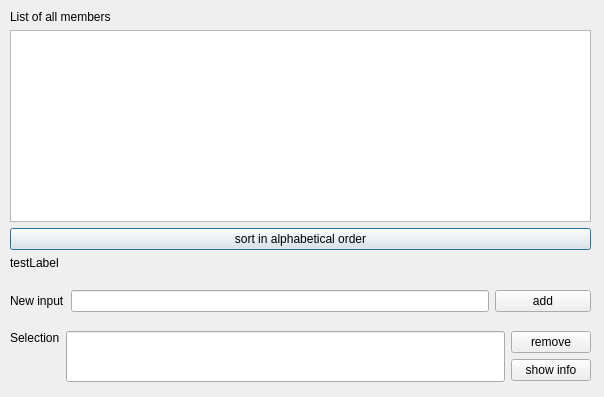
Before: the Qt Designer form studentseditor.ui in Netsrik80/Activity-Manager, drawn with Qt 5.
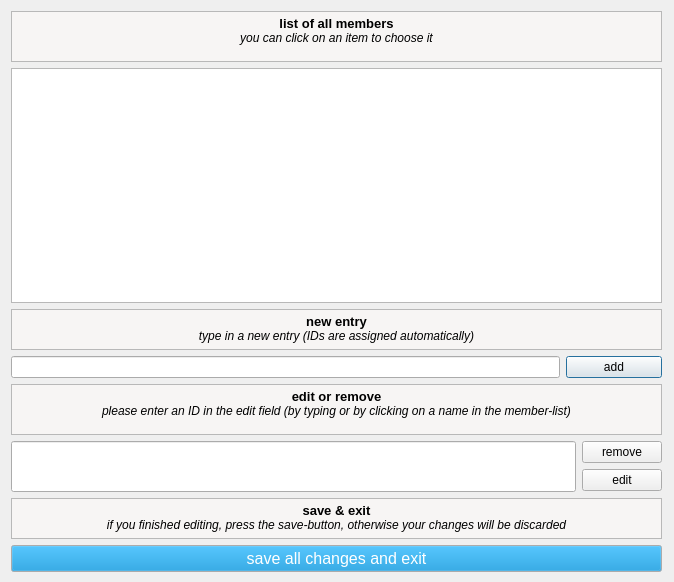
After: the same form once the commit is applied.

Diff of the .ui file:
```diff
--- a/studentseditor.ui
+++ b/studentseditor.ui
@@ -6,29 +6,83 @@
    <rect>
     <x>0</x>
     <y>0</y>
-    <width>604</width>
-    <height>397</height>
+    <width>674</width>
+    <height>582</height>
    </rect>
   </property>
   <property name="windowTitle">
    <string>Add or remove students or show informations about them</string>
   </property>
-  <widget class="QWidget" name="layoutWidget">
+  <property name="autoFillBackground">
+   <bool>false</bool>
+  </property>
+  <widget class="QWidget" name="">
    <property name="geometry">
     <rect>
-     <x>10</x>
-     <y>10</y>
-     <width>581</width>
-     <height>372</height>
+     <x>11</x>
+     <y>11</y>
+     <width>651</width>
+     <height>561</height>
     </rect>
    </property>
-   <layout class="QVBoxLayout" name="verticalLayout_3">
+   <layout class="QVBoxLayout" name="verticalLayout_4">
     <item>
-     <layout class="QVBoxLayout" name="verticalLayout_4">
+     <layout class="QVBoxLayout" name="verticalLayout_2">
       <item>
-       <widget class="QLabel" name="label_allStudents">
-        <property name="text">
-         <string>List of all members</string>
+       <widget class="QTextBrowser" name="textBrowser_2">
+        <property name="maximumSize">
+         <size>
+          <width>16777215</width>
+          <height>51</height>
+         </size>
+        </property>
+        <property name="palette">
+         <palette>
+          <active>
+           <colorrole role="Base">
+            <brush brushstyle="SolidPattern">
+             <color alpha="255">
+              <red>247</red>
+              <green>245</green>
+              <blue>244</blue>
+             </color>
+            </brush>
+           </colorrole>
+          </active>
+          <inactive>
+           <colorrole role="Base">
+            <brush brushstyle="SolidPattern">
+             <color alpha="255">
+              <red>247</red>
+              <green>245</green>
+              <blue>244</blue>
+             </color>
+            </brush>
+           </colorrole>
+          </inactive>
+          <disabled>
+           <colorrole role="Base">
+            <brush brushstyle="SolidPattern">
+             <color alpha="255">
+              <red>239</red>
+              <green>235</green>
+              <blue>231</blue>
+             </color>
+            </brush>
+           </colorrole>
+          </disabled>
+         </palette>
+        </property>
+        <property name="autoFillBackground">
+         <bool>false</bool>
+        </property>
+        <property name="html">
+         <string>&lt;!DOCTYPE HTML PUBLIC &quot;-//W3C//DTD HTML 4.0//EN&quot; &quot;http://www.w3.org/TR/REC-html40/strict.dtd&quot;&gt;
+&lt;html&gt;&lt;head&gt;&lt;meta name=&quot;qrichtext&quot; content=&quot;1&quot; /&gt;&lt;style type=&quot;text/css&quot;&gt;
+p, li { white-space: pre-wrap; }
+&lt;/style&gt;&lt;/head&gt;&lt;body style=&quot; font-family:'Sans Serif'; font-size:9pt; font-weight:400; font-style:normal;&quot;&gt;
+&lt;p align=&quot;center&quot; style=&quot; margin-top:0px; margin-bottom:0px; margin-left:0px; margin-right:0px; -qt-block-indent:0; text-indent:0px;&quot;&gt;&lt;span style=&quot; font-size:10pt; font-weight:600;&quot;&gt;list of all members&lt;/span&gt;&lt;/p&gt;
+&lt;p align=&quot;center&quot; style=&quot; margin-top:0px; margin-bottom:0px; margin-left:0px; margin-right:0px; -qt-block-indent:0; text-indent:0px;&quot;&gt;&lt;span style=&quot; font-style:italic;&quot;&gt;you can click on an item to choose it&lt;/span&gt;&lt;/p&gt;&lt;/body&gt;&lt;/html&gt;</string>
         </property>
        </widget>
       </item>
@@ -37,115 +91,160 @@
         <property name="cursor" stdset="0">
          <cursorShape>PointingHandCursor</cursorShape>
         </property>
-       </widget>
-      </item>
-      <item>
-       <widget class="QPushButton" name="pushButton_sort">
-        <property name="cursor">
-         <cursorShape>ForbiddenCursor</cursorShape>
-        </property>
-        <property name="text">
-         <string>sort in alphabetical order</string>
+        <property name="accessibleName">
+         <string/>
         </property>
        </widget>
       </item>
      </layout>
     </item>
     <item>
-     <widget class="QLabel" name="testLabel">
-      <property name="text">
-       <string>testLabel</string>
-      </property>
-     </widget>
-    </item>
-    <item>
-     <spacer name="verticalSpacer_2">
-      <property name="orientation">
-       <enum>Qt::Vertical</enum>
-      </property>
-      <property name="sizeHint" stdset="0">
-       <size>
-        <width>20</width>
-        <height>13</height>
-       </size>
-      </property>
-     </spacer>
-    </item>
-    <item>
-     <layout class="QHBoxLayout" name="horizontalLayout_3">
+     <layout class="QVBoxLayout" name="verticalLayout_3">
       <item>
-       <widget class="QLabel" name="label_newStudent">
-        <property name="text">
-         <string>New input</string>
-        </property>
-       </widget>
-      </item>
-      <item>
-       <widget class="QLineEdit" name="lineEdit_newInput"/>
-      </item>
-      <item>
-       <widget class="QPushButton" name="button_add">
-        <property name="minimumSize">
+       <widget class="QTextBrowser" name="textBrowser_3">
+        <property name="maximumSize">
          <size>
-          <width>96</width>
-          <height>0</height>
+          <width>16777215</width>
+          <height>41</height>
          </size>
         </property>
-        <property name="text">
-         <string>add</string>
+        <property name="palette">
+         <palette>
+          <active>
+           <colorrole role="Base">
+            <brush brushstyle="SolidPattern">
+             <color alpha="255">
+              <red>247</red>
+              <green>245</green>
+              <blue>244</blue>
+             </color>
+            </brush>
+           </colorrole>
+          </active>
+          <inactive>
+           <colorrole role="Base">
+            <brush brushstyle="SolidPattern">
+             <color alpha="255">
+              <red>247</red>
+              <green>245</green>
+              <blue>244</blue>
+             </color>
+            </brush>
+           </colorrole>
+          </inactive>
+          <disabled>
+           <colorrole role="Base">
+            <brush brushstyle="SolidPattern">
+             <color alpha="255">
+              <red>239</red>
+              <green>235</green>
+              <blue>231</blue>
+             </color>
+            </brush>
+           </colorrole>
+          </disabled>
+         </palette>
+        </property>
+        <property name="autoFillBackground">
+         <bool>false</bool>
+        </property>
+        <property name="html">
+         <string>&lt;!DOCTYPE HTML PUBLIC &quot;-//W3C//DTD HTML 4.0//EN&quot; &quot;http://www.w3.org/TR/REC-html40/strict.dtd&quot;&gt;
+&lt;html&gt;&lt;head&gt;&lt;meta name=&quot;qrichtext&quot; content=&quot;1&quot; /&gt;&lt;style type=&quot;text/css&quot;&gt;
+p, li { white-space: pre-wrap; }
+&lt;/style&gt;&lt;/head&gt;&lt;body style=&quot; font-family:'Sans Serif'; font-size:9pt; font-weight:400; font-style:normal;&quot;&gt;
+&lt;p align=&quot;center&quot; style=&quot; margin-top:0px; margin-bottom:0px; margin-left:0px; margin-right:0px; -qt-block-indent:0; text-indent:0px;&quot;&gt;&lt;span style=&quot; font-size:10pt; font-weight:600;&quot;&gt;new entry&lt;/span&gt;&lt;/p&gt;
+&lt;p align=&quot;center&quot; style=&quot; margin-top:0px; margin-bottom:0px; margin-left:0px; margin-right:0px; -qt-block-indent:0; text-indent:0px;&quot;&gt;&lt;span style=&quot; font-style:italic;&quot;&gt;type in a new entry (IDs are assigned automatically)&lt;/span&gt;&lt;/p&gt;&lt;/body&gt;&lt;/html&gt;</string>
         </property>
        </widget>
       </item>
-     </layout>
-    </item>
-    <item>
-     <spacer name="verticalSpacer_3">
-      <property name="orientation">
-       <enum>Qt::Vertical</enum>
-      </property>
-      <property name="sizeHint" stdset="0">
-       <size>
-        <width>20</width>
-        <height>13</height>
-       </size>
-      </property>
-     </spacer>
-    </item>
-    <item>
-     <layout class="QHBoxLayout" name="horizontalLayout_2">
       <item>
-       <layout class="QVBoxLayout" name="verticalLayout_2">
+       <layout class="QHBoxLayout" name="horizontalLayout_2">
         <item>
-         <layout class="QHBoxLayout" name="horizontalLayout">
-          <item>
-           <widget class="QLabel" name="label_addNew_2">
-            <property name="text">
-             <string>Selection</string>
-            </property>
-           </widget>
-          </item>
-         </layout>
+         <widget class="QLineEdit" name="lineEdit_newInput"/>
         </item>
         <item>
-         <spacer name="verticalSpacer_5">
-          <property name="orientation">
-           <enum>Qt::Vertical</enum>
-          </property>
-          <property name="sizeHint" stdset="0">
+         <widget class="QPushButton" name="button_add">
+          <property name="minimumSize">
            <size>
-            <width>20</width>
-            <height>13</height>
+            <width>96</width>
+            <height>0</height>
            </size>
           </property>
-         </spacer>
+          <property name="text">
+           <string>add</string>
+          </property>
+         </widget>
         </item>
        </layout>
       </item>
+     </layout>
+    </item>
+    <item>
+     <widget class="QTextBrowser" name="textBrowser">
+      <property name="maximumSize">
+       <size>
+        <width>16777215</width>
+        <height>51</height>
+       </size>
+      </property>
+      <property name="palette">
+       <palette>
+        <active>
+         <colorrole role="Base">
+          <brush brushstyle="SolidPattern">
+           <color alpha="255">
+            <red>247</red>
+            <green>245</green>
+            <blue>244</blue>
+           </color>
+          </brush>
+         </colorrole>
+        </active>
+        <inactive>
+         <colorrole role="Base">
+          <brush brushstyle="SolidPattern">
+           <color alpha="255">
+            <red>247</red>
+            <green>245</green>
+            <blue>244</blue>
+           </color>
+          </brush>
+         </colorrole>
+        </inactive>
+        <disabled>
+         <colorrole role="Base">
+          <brush brushstyle="SolidPattern">
+           <color alpha="255">
+            <red>239</red>
+            <green>235</green>
+            <blue>231</blue>
+           </color>
+          </brush>
+         </colorrole>
+        </disabled>
+       </palette>
+      </property>
+      <property name="autoFillBackground">
+       <bool>false</bool>
+      </property>
+      <property name="html">
+       <string>&lt;!DOCTYPE HTML PUBLIC &quot;-//W3C//DTD HTML 4.0//EN&quot; &quot;http://www.w3.org/TR/REC-html40/strict.dtd&quot;&gt;
+&lt;html&gt;&lt;head&gt;&lt;meta name=&quot;qrichtext&quot; content=&quot;1&quot; /&gt;&lt;style type=&quot;text/css&quot;&gt;
+p, li { white-space: pre-wrap; }
+&lt;/style&gt;&lt;/head&gt;&lt;body style=&quot; font-family:'Sans Serif'; font-size:9pt; font-weight:400; font-style:normal;&quot;&gt;
+&lt;p align=&quot;center&quot; style=&quot; margin-top:0px; margin-bottom:0px; margin-left:0px; margin-right:0px; -qt-block-indent:0; text-indent:0px;&quot;&gt;&lt;span style=&quot; font-size:10pt; font-weight:600;&quot;&gt;edit or remove&lt;/span&gt;&lt;/p&gt;
+&lt;p align=&quot;center&quot; style=&quot; margin-top:0px; margin-bottom:0px; margin-left:0px; margin-right:0px; -qt-block-indent:0; text-indent:0px;&quot;&gt;&lt;span style=&quot; font-style:italic;&quot;&gt;please enter an ID in the edit field (by typing or by clicking on a name in the member-list)&lt;/span&gt;&lt;/p&gt;&lt;/body&gt;&lt;/html&gt;</string>
+      </property>
+     </widget>
+    </item>
+    <item>
+     <layout class="QHBoxLayout" name="horizontalLayout">
       <item>
        <widget class="QLineEdit" name="lineEdit_choosenItem">
         <property name="minimumSize">
          <size>
-          <width>0</width>
+          <width>391</width>
           <height>51</height>
          </size>
         </property>
@@ -163,7 +262,7 @@
         <item>
          <widget class="QPushButton" name="button_showInfo">
           <property name="text">
-           <string>show info</string>
+           <string>edit</string>
           </property>
          </widget>
         </item>
@@ -171,6 +270,194 @@
       </item>
      </layout>
     </item>
+    <item>
+     <widget class="QTextBrowser" name="textBrowser_4">
+      <property name="maximumSize">
+       <size>
+        <width>16777215</width>
+        <height>41</height>
+       </size>
+      </property>
+      <property name="palette">
+       <palette>
+        <active>
+         <colorrole role="Base">
+          <brush brushstyle="SolidPattern">
+           <color alpha="255">
+            <red>247</red>
+            <green>245</green>
+            <blue>244</blue>
+           </color>
+          </brush>
+         </colorrole>
+        </active>
+        <inactive>
+         <colorrole role="Base">
+          <brush brushstyle="SolidPattern">
+           <color alpha="255">
+            <red>247</red>
+            <green>245</green>
+            <blue>244</blue>
+           </color>
+          </brush>
+         </colorrole>
+        </inactive>
+        <disabled>
+         <colorrole role="Base">
+          <brush brushstyle="SolidPattern">
+           <color alpha="255">
+            <red>239</red>
+            <green>235</green>
+            <blue>231</blue>
+           </color>
+          </brush>
+         </colorrole>
+        </disabled>
+       </palette>
+      </property>
+      <property name="autoFillBackground">
+       <bool>false</bool>
+      </property>
+      <property name="html">
+       <string>&lt;!DOCTYPE HTML PUBLIC &quot;-//W3C//DTD HTML 4.0//EN&quot; &quot;http://www.w3.org/TR/REC-html40/strict.dtd&quot;&gt;
+&lt;html&gt;&lt;head&gt;&lt;meta name=&quot;qrichtext&quot; content=&quot;1&quot; /&gt;&lt;style type=&quot;text/css&quot;&gt;
+p, li { white-space: pre-wrap; }
+&lt;/style&gt;&lt;/head&gt;&lt;body style=&quot; font-family:'Sans Serif'; font-size:9pt; font-weight:400; font-style:normal;&quot;&gt;
+&lt;p align=&quot;center&quot; style=&quot; margin-top:0px; margin-bottom:0px; margin-left:0px; margin-right:0px; -qt-block-indent:0; text-indent:0px;&quot;&gt;&lt;span style=&quot; font-size:10pt; font-weight:600;&quot;&gt;save &amp;amp; exit&lt;/span&gt;&lt;/p&gt;
+&lt;p align=&quot;center&quot; style=&quot; margin-top:0px; margin-bottom:0px; margin-left:0px; margin-right:0px; -qt-block-indent:0; text-indent:0px;&quot;&gt;&lt;span style=&quot; font-style:italic;&quot;&gt;i&lt;/span&gt;&lt;span style=&quot; font-style:italic; color:#000000;&quot;&gt;f you finished editing, press the save-button, otherwise your changes will be discarded&lt;/span&gt;&lt;/p&gt;&lt;/body&gt;&lt;/html&gt;</string>
+      </property>
+     </widget>
+    </item>
+    <item>
+     <widget class="QPushButton" name="pushButton_save">
+      <property name="palette">
+       <palette>
+        <active>
+         <colorrole role="Button">
+          <brush brushstyle="SolidPattern">
+           <color alpha="255">
+            <red>0</red>
+            <green>138</green>
+            <blue>207</blue>
+           </color>
+          </brush>
+         </colorrole>
+         <colorrole role="Text">
+          <brush brushstyle="SolidPattern">
+           <color alpha="255">
+            <red>0</red>
+            <green>0</green>
+            <blue>0</blue>
+           </color>
+          </brush>
+         </colorrole>
+         <colorrole role="ButtonText">
+          <brush brushstyle="SolidPattern">
+           <color alpha="255">
+            <red>255</red>
+            <green>255</green>
+            <blue>255</blue>
+           </color>
+          </brush>
+         </colorrole>
+         <colorrole role="Base">
+          <brush brushstyle="SolidPattern">
+           <color alpha="255">
+            <red>255</red>
+            <green>255</green>
+            <blue>255</blue>
+           </color>
+          </brush>
+         </colorrole>
+        </active>
+        <inactive>
+         <colorrole role="Button">
+          <brush brushstyle="SolidPattern">
+           <color alpha="255">
+            <red>0</red>
+            <green>138</green>
+            <blue>207</blue>
+           </color>
+          </brush>
+         </colorrole>
+         <colorrole role="Text">
+          <brush brushstyle="SolidPattern">
+           <color alpha="255">
+            <red>0</red>
+            <green>0</green>
+            <blue>0</blue>
+           </color>
+          </brush>
+         </colorrole>
+         <colorrole role="ButtonText">
+          <brush brushstyle="SolidPattern">
+           <color alpha="255">
+            <red>255</red>
+            <green>255</green>
+            <blue>255</blue>
+           </color>
+          </brush>
+         </colorrole>
+         <colorrole role="Base">
+          <brush brushstyle="SolidPattern">
+           <color alpha="255">
+            <red>255</red>
+            <green>255</green>
+            <blue>255</blue>
+           </color>
+          </brush>
+         </colorrole>
+        </inactive>
+        <disabled>
+         <colorrole role="Button">
+          <brush brushstyle="SolidPattern">
+           <color alpha="255">
+            <red>0</red>
+            <green>138</green>
+            <blue>207</blue>
+           </color>
+          </brush>
+         </colorrole>
+         <colorrole role="Text">
+          <brush brushstyle="SolidPattern">
+           <color alpha="255">
+            <red>190</red>
+            <green>190</green>
+            <blue>190</blue>
+           </color>
+          </brush>
+         </colorrole>
+         <colorrole role="ButtonText">
+          <brush brushstyle="SolidPattern">
+           <color alpha="255">
+            <red>190</red>
+            <green>190</green>
+            <blue>190</blue>
+           </color>
+          </brush>
+         </colorrole>
+         <colorrole role="Base">
+          <brush brushstyle="SolidPattern">
+           <color alpha="255">
+            <red>239</red>
+            <green>235</green>
+            <blue>231</blue>
+           </color>
+          </brush>
+         </colorrole>
+        </disabled>
+       </palette>
+      </property>
+      <property name="font">
+       <font>
+        <pointsize>12</pointsize>
+       </font>
+      </property>
+      <property name="text">
+       <string>save all changes and exit</string>
+      </property>
+     </widget>
+    </item>
    </layout>
   </widget>
  </widget>
```
Left out of the diff: 4 changed lines with no effect on the pictures.
